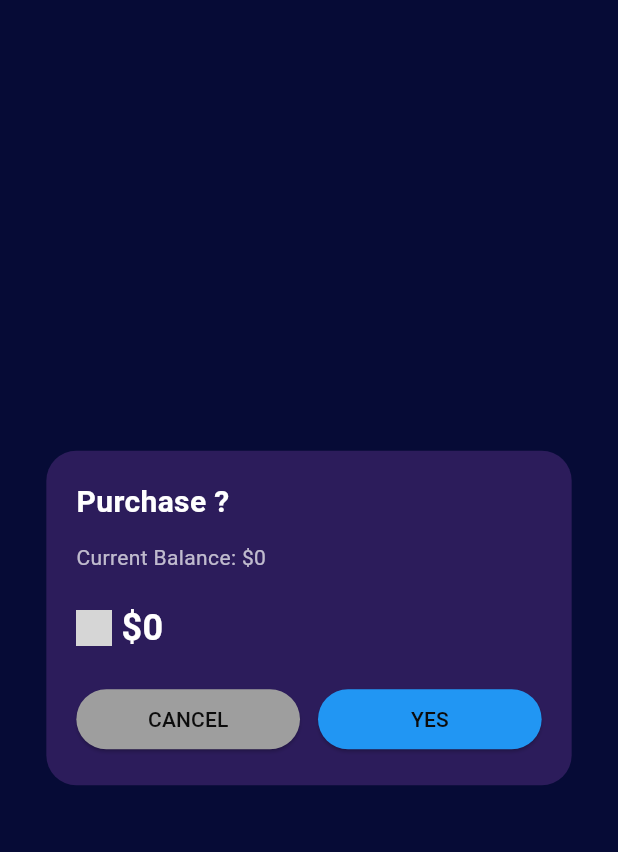
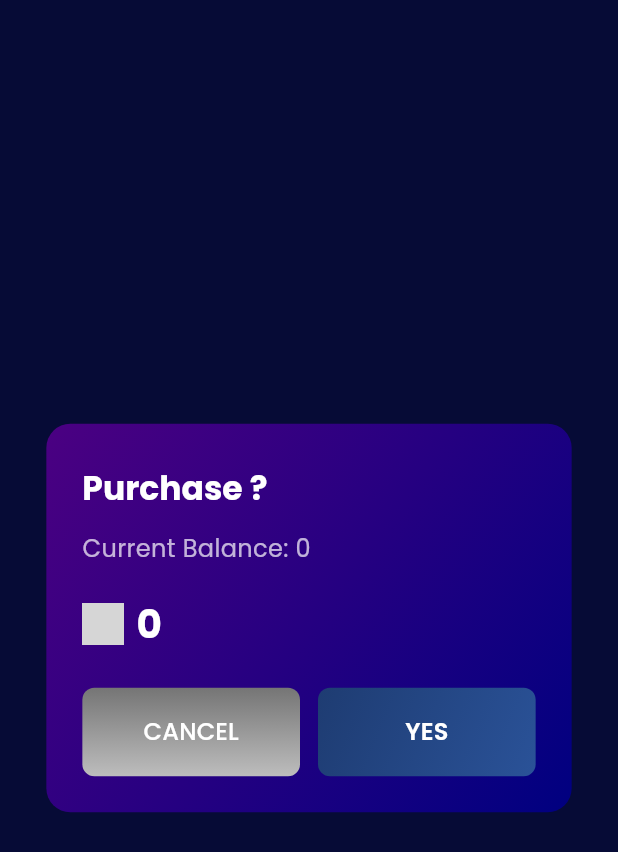
Before and after one commit to Yigidosantos9/310-Project, a Flutter app: the PurchaseDialog widget shown alone on an empty page, opened directly with empty values, on a phone screen of 412 x 824 dp. Shown: the top 852 px of the screen. Run offline on Flutter 3.47's test engine with Material 3 defaults, Android fonts, the phone set to English and light mode, and no system bars; our stand-ins replace cloud_firestore, firebase_auth, firebase_core, flutter_riverpod, flutter_svg, google_fonts and 1 more; accounts and stored records are empty; grey boxes are pictures that could not be loaded.

Commit message:
buy functionality

```diff
--- a/spacy_notes/lib/widgets/market_widgets/item_purchase.dart
+++ b/spacy_notes/lib/widgets/market_widgets/item_purchase.dart
@@ -1,12 +1,7 @@
 import 'package:flutter/material.dart';
-import 'package:flutter_riverpod/flutter_riverpod.dart';
+import 'package:google_fonts/google_fonts.dart';
 
-// -- Your imports go here --
-// Update these paths to match your project structure:
-import 'package:spacy_notes/providers/market_providers/market_firebase_service.dart';
-import 'package:spacy_notes/providers/user_provider.dart';
-
-/// This dialog asks the user to confirm a purchase.
+/// Gradient ile zenginleştirilmiş, modern bir satın alma dialogu
 class PurchaseDialog extends StatelessWidget {
   final String itemName;
   final int itemPrice;
@@ -25,67 +20,162 @@ class PurchaseDialog extends StatelessWidget {
 
   @override
   Widget build(BuildContext context) {
-    return Align(
-      alignment: Alignment.center,
+    return Center(
       child: FractionallySizedBox(
         widthFactor: 0.85,
-        child: Material(
-          borderRadius: BorderRadius.circular(20),
-          color: const Color(0xFF2C1C5B),
+        child: Container(
+          decoration: BoxDecoration(
+            gradient: const LinearGradient(
+              colors: [Color(0xFF4B0082), Color(0xFF000080)],
+
+              begin: Alignment.topLeft,
+              end: Alignment.bottomRight,
+            ),
+            borderRadius: BorderRadius.circular(16),
+          ),
           child: Padding(
-            padding: const EdgeInsets.all(20),
+            padding: const EdgeInsets.all(24),
             child: Column(
               mainAxisSize: MainAxisSize.min,
               crossAxisAlignment: CrossAxisAlignment.start,
               children: [
-                Text(
-                  'Purchase $itemName?',
-                  style: const TextStyle(
-                    fontSize: 20,
-                    fontWeight: FontWeight.bold,
-                    color: Colors.white,
+                // Başlıkta itemName kısmı gradient ve Orbitron fontlu
+                RichText(
+                  text: TextSpan(
+                    style: const TextStyle(decoration: TextDecoration.none),
+                    children: [
+                      TextSpan(
+                        text: 'Purchase ',
+                        style: GoogleFonts.poppins(
+                          fontSize: 22,
+                          fontWeight: FontWeight.bold,
+                          color: Colors.white,
+                          decoration: TextDecoration.none,
+                        ),
+                      ),
+                      WidgetSpan(
+                        alignment: PlaceholderAlignment.baseline,
+                        baseline: TextBaseline.alphabetic,
+                        child: ShaderMask(
+                          shaderCallback:
+                              (bounds) => const LinearGradient(
+                                colors: [Color(0xFF5B2C6F), Color(0xFF9B59B6)],
+                                begin: Alignment.topCenter,
+                                end: Alignment.bottomCenter,
+                              ).createShader(bounds),
+                          child: Text(
+                            itemName,
+                            style: const TextStyle(
+                              fontFamily: 'Orbitron',
+                              fontSize: 24,
+                              fontWeight: FontWeight.bold,
+                              color: Colors.white,
+                              decoration: TextDecoration.none,
+                            ),
+                          ),
+                        ),
+                      ),
+                      TextSpan(
+                        text: '?',
+                        style: GoogleFonts.poppins(
+                          fontSize: 22,
+                          fontWeight: FontWeight.bold,
+                          color: Colors.white,
+                          decoration: TextDecoration.none,
+                        ),
+                      ),
+                    ],
                   ),
                 ),
                 const SizedBox(height: 12),
                 Text(
-                  'Current Balance: \$$userBalance',
-                  style: const TextStyle(color: Colors.white70),
+                  'Current Balance: ${userBalance}',
+                  style: GoogleFonts.poppins(
+                    fontSize: 16,
+                    color: Colors.white70,
+                    decoration: TextDecoration.none,
+                  ),
                 ),
                 const SizedBox(height: 20),
                 Row(
                   children: [
-                    Image.asset('images/currency.png', width: 24, height: 24),
-                    const SizedBox(width: 6),
+                    Image.asset('images/currency.png', width: 28, height: 28),
+                    const SizedBox(width: 8),
                     Text(
-                      '\$$itemPrice',
-                      style: const TextStyle(
-                        fontSize: 24,
+                      '${itemPrice}',
+                      style: GoogleFonts.poppins(
+                        fontSize: 26,
                         fontWeight: FontWeight.bold,
                         color: Colors.white,
+                        decoration: TextDecoration.none,
                       ),
                     ),
                   ],
                 ),
-                const SizedBox(height: 20),
+                const SizedBox(height: 24),
                 Row(
                   children: [
                     Expanded(
-                      child: ElevatedButton(
-                        onPressed: onCancel,
-                        style: ElevatedButton.styleFrom(
-                          backgroundColor: Colors.grey,
+                      child: Container(
+                        decoration: BoxDecoration(
+                          gradient: LinearGradient(
+                            colors: [
+                              Colors.grey.shade600,
+                              Colors.grey.shade400,
+                            ],
+                            begin: Alignment.topCenter,
+                            end: Alignment.bottomCenter,
+                          ),
+                          borderRadius: BorderRadius.circular(8),
                         ),
-                        child: const Text('CANCEL'),
+                        child: TextButton(
+                          onPressed: onCancel,
+                          style: TextButton.styleFrom(
+                            padding: const EdgeInsets.symmetric(vertical: 18),
+                            shape: RoundedRectangleBorder(
+                              borderRadius: BorderRadius.circular(8),
+                            ),
+                            foregroundColor: Colors.white,
+                          ),
+                          child: Text(
+                            'CANCEL',
+                            style: GoogleFonts.poppins(
+                              fontSize: 16,
+                              decoration: TextDecoration.none,
+                            ),
+                          ),
+                        ),
                       ),
                     ),
                     const SizedBox(width: 12),
                     Expanded(
-                      child: ElevatedButton(
-                        onPressed: onBuy,
-                        style: ElevatedButton.styleFrom(
-                          backgroundColor: Colors.blue,
+                      child: Container(
+                        decoration: BoxDecoration(
+                          gradient: const LinearGradient(
+                            colors: [Color(0xFF1E3C72), Color(0xFF2A5298)],
+                            begin: Alignment.topLeft,
+                            end: Alignment.bottomRight,
+                          ),
+                          borderRadius: BorderRadius.circular(8),
                         ),
-                        child: const Text('YES'),
+                        child: TextButton(
+                          onPressed: onBuy,
+                          style: TextButton.styleFrom(
+                            padding: const EdgeInsets.symmetric(vertical: 18),
+                            shape: RoundedRectangleBorder(
+                              borderRadius: BorderRadius.circular(8),
+                            ),
+                            foregroundColor: Colors.white,
+                          ),
+                          child: Text(
+                            'YES',
+                            style: GoogleFonts.poppins(
+                              fontSize: 16,
+                              fontWeight: FontWeight.w600,
+                              decoration: TextDecoration.none,
+                            ),
+                          ),
+                        ),
                       ),
                     ),
                   ],
@@ -98,75 +188,3 @@ class PurchaseDialog extends StatelessWidget {
     );
   }
 }
-
-/// A wrapper that fetches the current user and shows [PurchaseDialog].
-class PurchaseDialogWrapper extends ConsumerWidget {
-  final ItemType itemType;
-  final String itemId;
-  final String itemTitle;
-  final String itemPrice;
-
-  const PurchaseDialogWrapper({
-    super.key,
-    required this.itemType,
-    required this.itemId,
-    required this.itemTitle,
-    required this.itemPrice,
-  });
-
-  @override
-  Widget build(BuildContext context, WidgetRef ref) {
-    final userAsync = ref.watch(userStreamProvider);
-
-    return userAsync.when(
-      data: (user) {
-        if (user == null) {
-          return Center(child: Text('Not logged in'));
-        }
-
-        return PurchaseDialog(
-          itemName: itemTitle,
-          itemPrice: int.parse(itemPrice),
-          userBalance: user.balance,
-          onCancel: () => Navigator.of(context).pop(),
-          onBuy: () async {
-            try {
-              await purchaseItem(
-                userId: user.uid,
-                itemType: itemType,
-                itemId: itemId,
-                price: int.parse(itemPrice),
-              );
-              Navigator.of(context).pop();
-            } catch (e) {
-              ScaffoldMessenger.of(context).showSnackBar(
-                SnackBar(content: Text(e.toString())),
-              );
-            }
-          },
-        );
-      },
-      loading: () => Center(child: CircularProgressIndicator()),
-      error: (e, _) => Center(child: Text('Error: $e')),
-    );
-  }
-}
-
-/// Call this to display the dialog anywhere in your app.
-void showPurchaseDialog(
-  BuildContext context, {
-  required ItemType itemType,
-  required String itemId,
-  required String itemTitle,
-  required String itemPrice,
-}) {
-  showDialog(
-    context: context,
-    builder: (_) => PurchaseDialogWrapper(
-      itemType: itemType,
-      itemId: itemId,
-      itemTitle: itemTitle,
-      itemPrice: itemPrice,
-    ),
-  );
-}
```
Also changed, not shown: spacy_notes/lib/screens/market_page.dart (+104 -20 lines).
